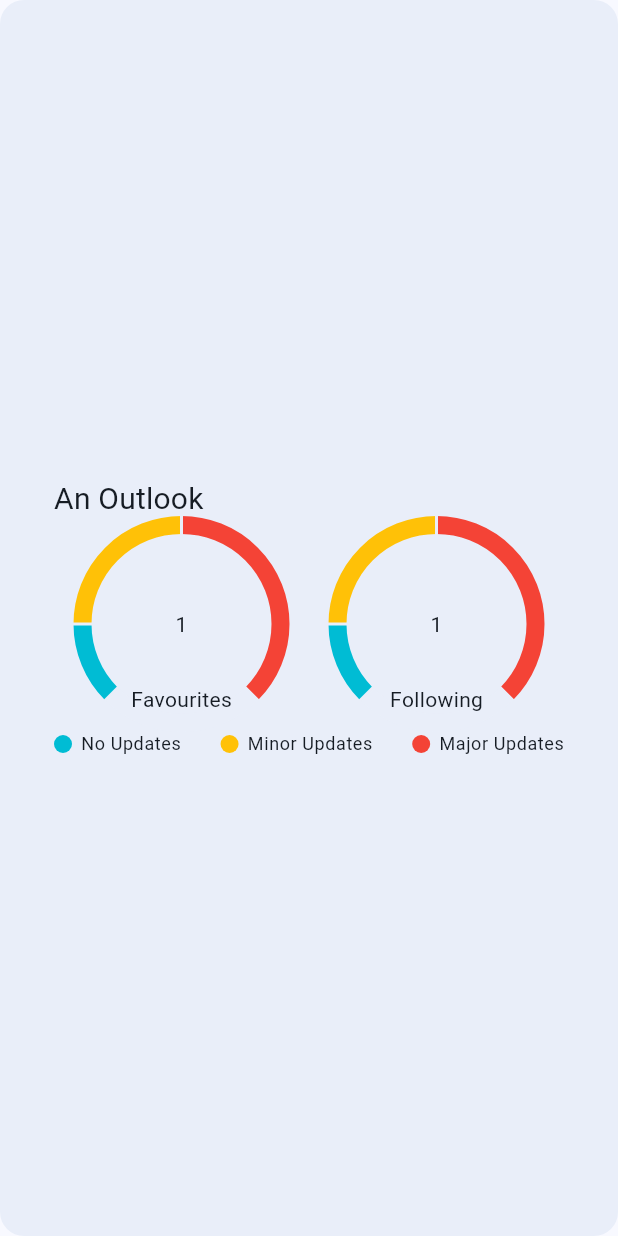
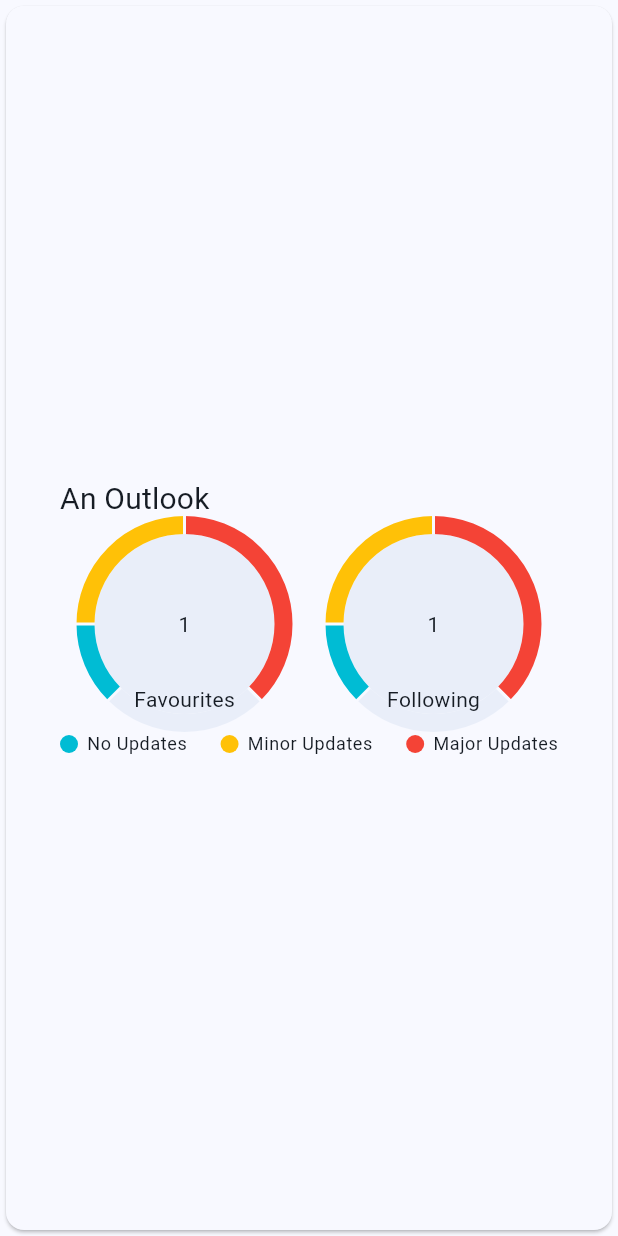
Before and after one commit to sparkdlab-innovations/project-tyrion, a Flutter app: the GameUpdatesOverviewCard widget shown alone on an empty page, opened directly, on a phone screen of 412 x 824 dp. Run offline on Flutter 3.47's test engine with Material 2 defaults, Android fonts, the phone set to English and light mode, and no system bars; drawn by our look-alikes of fl_chart; our stand-ins replace auto_route, cached_network_image, cloud_firestore, cloud_functions, connectivity_plus, dynamic_color and 18 more; missing offline and left inert: firebase_app_check, firebase_app_installations, firebase_performance; accounts and stored records are empty; generated files the repository leaves out were written again; network calls fail.

Commit message:
fix(app): update dashboard cards to material 3 spec

```diff
--- a/app/lib/src/ui/components/game/dashboard/game_updates_overview_card.dart
+++ b/app/lib/src/ui/components/game/dashboard/game_updates_overview_card.dart
@@ -24,11 +24,11 @@ class GameUpdatesOverviewCard extends StatelessWidget {
 
   @override
   Widget build(BuildContext context) {
-    return Container(
-      decoration: BoxDecoration(
-        borderRadius: AppTheme.dl.sys.dimension.shape.corner.large,
-        color: AppTheme.dl.sys.color.surfaceContainerMedium,
+    return Card(
+      shape: RoundedRectangleBorder(
+        borderRadius: AppTheme.dl.sys.dimension.shape.corner.medium,
       ),
+      child: Padding(
         padding: EdgeInsets.symmetric(
           horizontal: AppTheme.dl.sys.dimension.baseDimension * 6,
           vertical: AppTheme.dl.sys.dimension.baseDimension * 3,
@@ -150,6 +150,7 @@ class GameUpdatesOverviewCard extends StatelessWidget {
             ),
           ],
         ),
+      ),
     );
   }
 }
```
Also changed, not shown: app/lib/src/ui/components/game/dashboard/latest_game_updates_card.dart (+21 -5 lines), app/lib/src/ui/components/game/dashboard/pinned_games_card.dart (+6 -5 lines), app/lib/src/ui/components/game/dashboard/recommended_games_card.dart (+21 -4 lines), app/lib/src/ui/screens/game/dashboard/game_dashboard_screen.dart (+4 -12 lines). Lines whose indentation alone changed are shown as unchanged.
